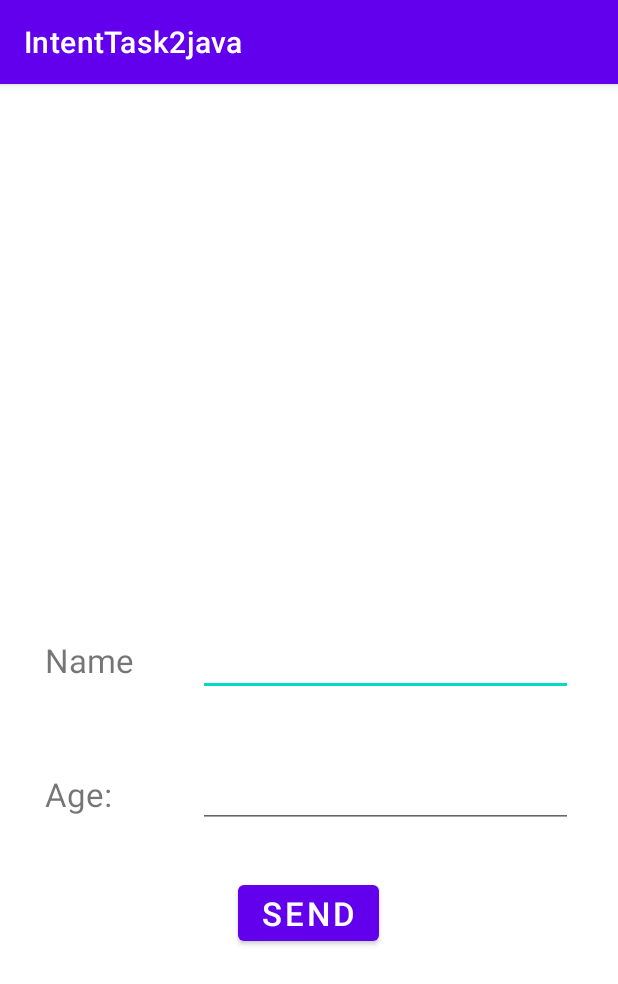
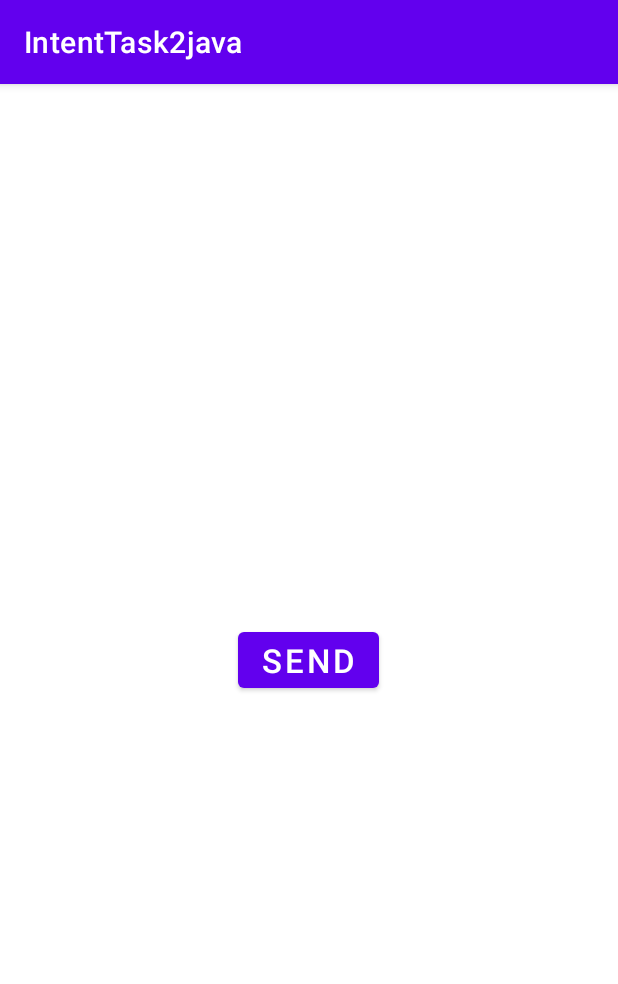
Before and after one commit to IT-Teacher/Intent2java, an Android app: the screen it shows after launch (MainActivity), on a phone screen of 412 x 824 dp. Shown: the top 984 px of the screen. Run offline under Robolectric (Android 15) with nearby library versions, the phone set to English and light mode, and no system bars.

```diff
--- a/app/src/main/java/com/example/intenttask2java/MainActivity.java
+++ b/app/src/main/java/com/example/intenttask2java/MainActivity.java
@@ -18,14 +18,12 @@ public class MainActivity extends AppCompatActivity {
 
         Intent intent = new Intent(this,SecondActivity.class);
 
-        EditText name = findViewById(R.id.name);
-        EditText age = findViewById(R.id.age);
+
         Button send = findViewById(R.id.send);
 
-        String a = age.getText().toString();
-        String n = name.getText().toString();
 
-        User user = new User(n,a);
+
+        User user = new User("Ali",34);
 
         send.setOnClickListener(view -> {
             intent.putExtra("user",user);
--- a/app/src/main/java/com/example/intenttask2java/model/User.java
+++ b/app/src/main/java/com/example/intenttask2java/model/User.java
@@ -5,10 +5,10 @@ import androidx.annotation.NonNull;
 import java.io.Serializable;
 
 public class User implements Serializable {
-    String age;
+    int age;
     String name;
 
-    public User( String name,String age) {
+    public User( String name,int age) {
         this.age = age;
         this.name = name;
     }
--- a/app/src/main/res/layout/activity_main.xml
+++ b/app/src/main/res/layout/activity_main.xml
@@ -6,55 +6,14 @@
     android:layout_height="match_parent"
     tools:context=".MainActivity">
 
-    <TextView
-        android:id="@+id/tv1"
-        android:layout_width="150dp"
-        android:layout_height="wrap_content"
-        android:textSize="22sp"
-        android:text="Name"
-        android:layout_marginStart="30dp"
-        android:layout_centerVertical="true"
-        android:labelFor="@+id/name"/>
 
-    <EditText
-        android:id="@+id/name"
-        android:layout_width="250dp"
-        android:layout_height="wrap_content"
-        android:layout_alignParentEnd="true"
-        android:layout_centerVertical="true"
-        android:layout_marginEnd="30dp"
-        android:textSize="20sp"
-        android:inputType="text"
-        android:autofillHints="no" />
-    <TextView
-        android:id="@+id/tv2"
-        android:layout_width="150dp"
-        android:layout_height="wrap_content"
-        android:textSize="22sp"
-        android:text="Age:"
-        android:layout_marginStart="30dp"
-        android:layout_below="@id/tv1"
-        android:layout_marginTop="60dp"
-        android:labelFor="@+id/age"/>
-
-    <EditText
-        android:id="@+id/age"
-        android:layout_width="250dp"
-        android:layout_height="wrap_content"
-        android:layout_alignParentEnd="true"
-        android:layout_below="@+id/name"
-        android:layout_marginTop="40dp"
-        android:layout_marginEnd="30dp"
-        android:textSize="20sp"
-        android:inputType="text"
-        android:autofillHints="no" />
     <Button
         android:id="@+id/send"
         android:layout_width="wrap_content"
         android:layout_height="wrap_content"
         android:text="send"
         android:textSize="22sp"
-        android:layout_below="@id/tv2"
+       android:layout_centerInParent="true"
         android:layout_marginTop="40dp"
         android:layout_centerHorizontal="true"/>
 
```
